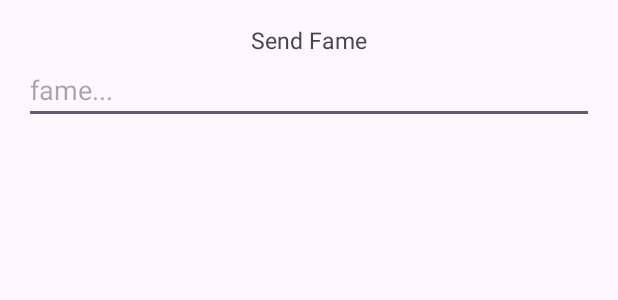
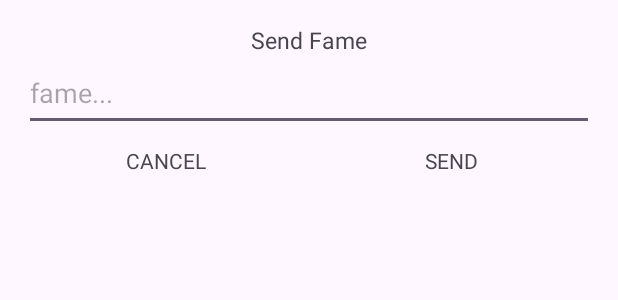
Before and after one commit to MAD2023-Team3/filmspace, an Android app: the layout sendfame_dialog_item.xml on its own in the app's theme, with its tools: preview values and no code run, on a phone screen of 412 x 824 dp. Shown: the top 300 px of the screen. Run offline under Robolectric (Android 15) with nearby library versions, the phone set to English and light mode, and no system bars.

Commit message:
modified sendfame_dialog_item.xml

```diff
--- a/app/src/main/res/layout/sendfame_dialog_item.xml
+++ b/app/src/main/res/layout/sendfame_dialog_item.xml
@@ -2,7 +2,7 @@
 <androidx.constraintlayout.widget.ConstraintLayout xmlns:android="http://schemas.android.com/apk/res/android"
     android:layout_width="match_parent"
     android:layout_height="wrap_content">
-    <RelativeLayout xmlns:android="http://schemas.android.com/apk/res/android"
+    <RelativeLayout
         android:layout_width="match_parent"
         android:layout_height="match_parent"
         android:padding="16dp">
@@ -21,8 +21,29 @@
         <EditText
             android:id="@+id/edit_username"
             android:layout_width="match_parent"
-            android:layout_height="wrap_content"
+            android:layout_height="50dp"
             android:hint="fame..." />
+            <LinearLayout
+                android:layout_width="match_parent"
+                android:layout_height="wrap_content"
+                android:layout_below="@+id/edit_username"
+                android:orientation="horizontal"
+                android:layout_marginTop="10dp">
+                <TextView
+                    android:layout_width="match_parent"
+                    android:layout_height="wrap_content"
+                    android:gravity="center"
+                    android:layout_weight="1"
+                    android:text="CANCEL"/>
+
+                <TextView
+                    android:layout_width="match_parent"
+                    android:layout_height="wrap_content"
+                    android:gravity="center"
+                    android:layout_weight="1"
+                    android:text="SEND"/>
+            </LinearLayout>
+
         </LinearLayout>
     </RelativeLayout>
 </androidx.constraintlayout.widget.ConstraintLayout>
```
